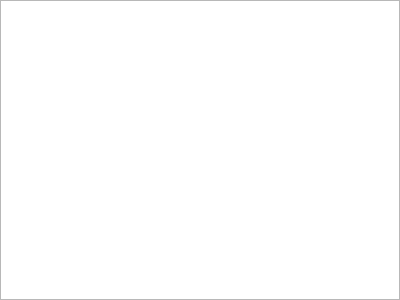
Qt form src/reference/filereferencewidget.ui (GAMS-dev/studio) before a commit.
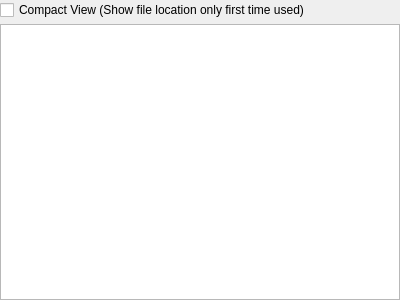
The same form after that commit.

Commit message: ref file viewer: add checkbox to filter file location in FileUsed model

```diff
--- a/src/reference/filereferencewidget.ui
+++ b/src/reference/filereferencewidget.ui
@@ -29,6 +29,13 @@
    <property name="bottomMargin">
     <number>0</number>
    </property>
+   <item>
+    <widget class="QCheckBox" name="showFileOnceCheckBox">
+     <property name="text">
+      <string>Compact View (Show file location only first time used)</string>
+     </property>
+    </widget>
+   </item>
    <item>
     <widget class="QTreeView" name="fileReferenceTreeView"/>
    </item>
```
The commit also changes 8 other files.
